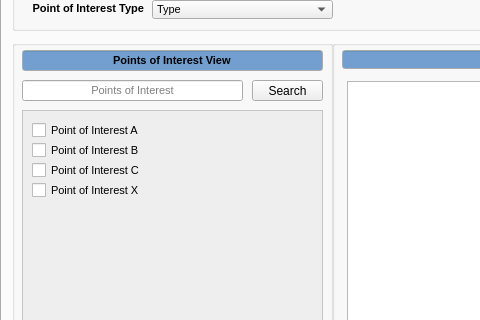
First picture: the form in BEAT View/ui_files/BEAT.ui, repository gjjuarez/BEAT, before the edit; both pictures show x 0 to 480 and y 106 to 426 of the 934 by 557 pixel window.
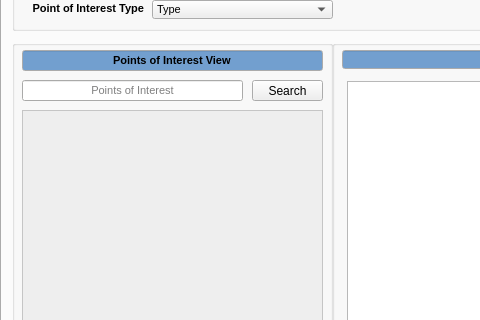
Second picture: the form after the edit. The open tabs and pages were chosen to show the change.

Commit message: Removed checkboxes from analysis tab to prevent overlapping

Patch:
```diff
--- a/BEAT View/ui_files/BEAT.ui
+++ b/BEAT View/ui_files/BEAT.ui
@@ -3665,6 +3665,15 @@
            </color>
           </brush>
          </colorrole>
+         <colorrole role="PlaceholderText">
+          <brush brushstyle="NoBrush">
+           <color alpha="128">
+            <red>0</red>
+            <green>0</green>
+            <blue>0</blue>
+           </color>
+          </brush>
+         </colorrole>
         </active>
         <inactive>
          <colorrole role="WindowText">
@@ -3793,6 +3802,15 @@
            </color>
           </brush>
          </colorrole>
+         <colorrole role="PlaceholderText">
+          <brush brushstyle="NoBrush">
+           <color alpha="128">
+            <red>0</red>
+            <green>0</green>
+            <blue>0</blue>
+           </color>
+          </brush>
+         </colorrole>
         </inactive>
         <disabled>
          <colorrole role="WindowText">
@@ -3921,6 +3939,15 @@
            </color>
           </brush>
          </colorrole>
+         <colorrole role="PlaceholderText">
+          <brush brushstyle="NoBrush">
+           <color alpha="128">
+            <red>0</red>
+            <green>0</green>
+            <blue>0</blue>
+           </color>
+          </brush>
+         </colorrole>
         </disabled>
        </palette>
       </property>
@@ -3948,78 +3975,6 @@
        <number>0</number>
       </property>
      </widget>
-     <widget class="QCheckBox" name="point_of_interest_A_checkbox">
-      <property name="geometry">
-       <rect>
-        <x>20</x>
-        <y>80</y>
-        <width>201</width>
-        <height>20</height>
-       </rect>
-      </property>
-      <property name="font">
-       <font>
-        <pointsize>8</pointsize>
-       </font>
-      </property>
-      <property name="text">
-       <string>Point of Interest A</string>
-      </property>
-     </widget>
-     <widget class="QCheckBox" name="point_of_interest_B_checkbox">
-      <property name="geometry">
-       <rect>
-        <x>20</x>
-        <y>100</y>
-        <width>201</width>
-        <height>20</height>
-       </rect>
-      </property>
-      <property name="font">
-       <font>
-        <pointsize>8</pointsize>
-       </font>
-      </property>
-      <property name="text">
-       <string>Point of Interest B</string>
-      </property>
-     </widget>
-     <widget class="QCheckBox" name="point_of_interest_C_checkbox">
-      <property name="geometry">
-       <rect>
-        <x>20</x>
-        <y>120</y>
-        <width>201</width>
-        <height>20</height>
-       </rect>
-      </property>
-      <property name="font">
-       <font>
-        <pointsize>8</pointsize>
-       </font>
-      </property>
-      <property name="text">
-       <string>Point of Interest C</string>
-      </property>
-     </widget>
-     <widget class="QCheckBox" name="point_of_interest_X_checkbox">
-      <property name="geometry">
-       <rect>
-        <x>20</x>
-        <y>140</y>
-        <width>201</width>
-        <height>20</height>
-       </rect>
-      </property>
-      <property name="font">
-       <font>
-        <pointsize>8</pointsize>
-       </font>
-      </property>
-      <property name="text">
-       <string>Point of Interest X</string>
-      </property>
-     </widget>
     </widget>
     <widget class="QGroupBox" name="detailed_point_of_interest_view_groupbox">
      <property name="geometry">
```
Left out of the diff: 471 changed lines with no effect on the pictures. The commit also changes 2 other files.
